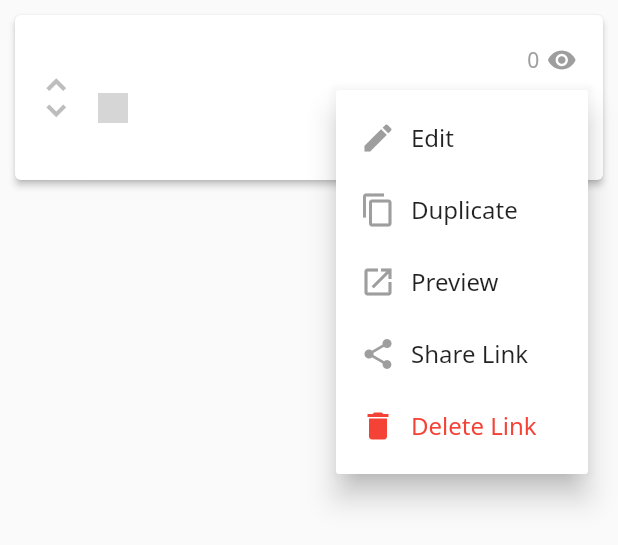
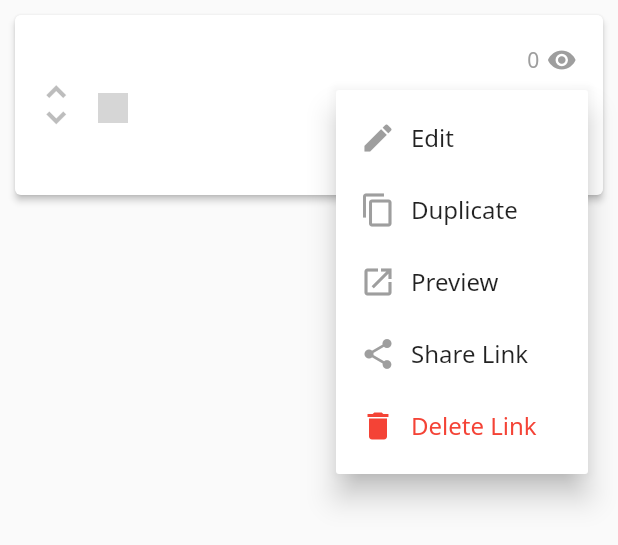
Before and after one commit to tkygcw/linkmanager, a Flutter app: the LinkListView widget shown alone on an empty page, opened directly with empty values, after a tap on the "settings" icon, on a phone screen of 412 x 824 dp. Shown: the top 545 px of the screen. Run offline on Flutter 3.47's test engine with Material 2 defaults, Android fonts, the phone set to English and light mode, and no system bars; our stand-ins replace connectivity, flutter_spinkit, google_fonts, package_info, pull_to_refresh, share and 2 more; accounts and stored records are empty; network calls fail; grey boxes are pictures that could not be loaded.

Commit message:
9/2 From MAC

```diff
--- a/lib/page/loading.dart
+++ b/lib/page/loading.dart
@@ -78,7 +78,7 @@ class _LoadingPageState extends State<LoadingPage> {
         Merchant.fromJson(await SharePreferences().read("merchant")).merchantId;
     Map data = await Domain.callApi(
         Domain.merchant, {'read': '1', 'merchant_id': merchantId.toString()});
-
+    print(data);
     if (data['status'] == '1') {
       /*
       * version checking
@@ -105,8 +105,6 @@ class _LoadingPageState extends State<LoadingPage> {
     if (merchantStatus == '0') {
       Merchant merchant =
           Merchant.fromJson(await SharePreferences().read('merchant'));
-
-      print('merchant ${merchant.email}');
       merchant.merchantId != null
           ? Navigator.pushReplacementNamed(context, Routes.home)
           : Navigator.pushReplacementNamed(context, '/login');
--- a/lib/page/url/link/link_list_view.dart
+++ b/lib/page/url/link/link_list_view.dart
@@ -23,7 +23,7 @@ class LinkListView extends StatelessWidget {
         child: InkWell(
           onTap: () => onClick(link, 'edit'),
           child: Container(
-            height: 110,
+            height: 120,
             padding: const EdgeInsets.fromLTRB(10, 20, 10, 20),
             child: Row(
               children: [
@@ -62,6 +62,28 @@ class LinkListView extends StatelessWidget {
                                   fontSize: 13, color: Colors.blueAccent)),
                         ),
                       ],
+                    ),
+                    SizedBox(
+                      height: 5,
+                    ),
+                    Visibility(
+                      visible: link.sequence == 1,
+                      child: Container(
+                        decoration: BoxDecoration(
+                          color: Colors.lightBlue,
+                          boxShadow: [
+                            BoxShadow(
+                              color: Colors.black.withOpacity(0.3),
+                              blurRadius: 5,
+                              offset: Offset(1, 3), // changes position of shadow
+                            ),
+                          ],
+                        ),
+                        padding: EdgeInsets.all(2),
+                          child: Text(
+                            AppLocalizations.of(context).translate('default'),
+                            style: TextStyle(color: Colors.white, fontSize: 10),
+                          )),
                     ),
                   ],
                 )),
```
Also changed, not shown: language/en.json (+13 -1 lines), lib/object/merchant.dart (+13 -9 lines), lib/page/url/link/day_picker.dart (added, +52 -0 lines), lib/page/url/link/link_detail.dart (+52 -4 lines).
